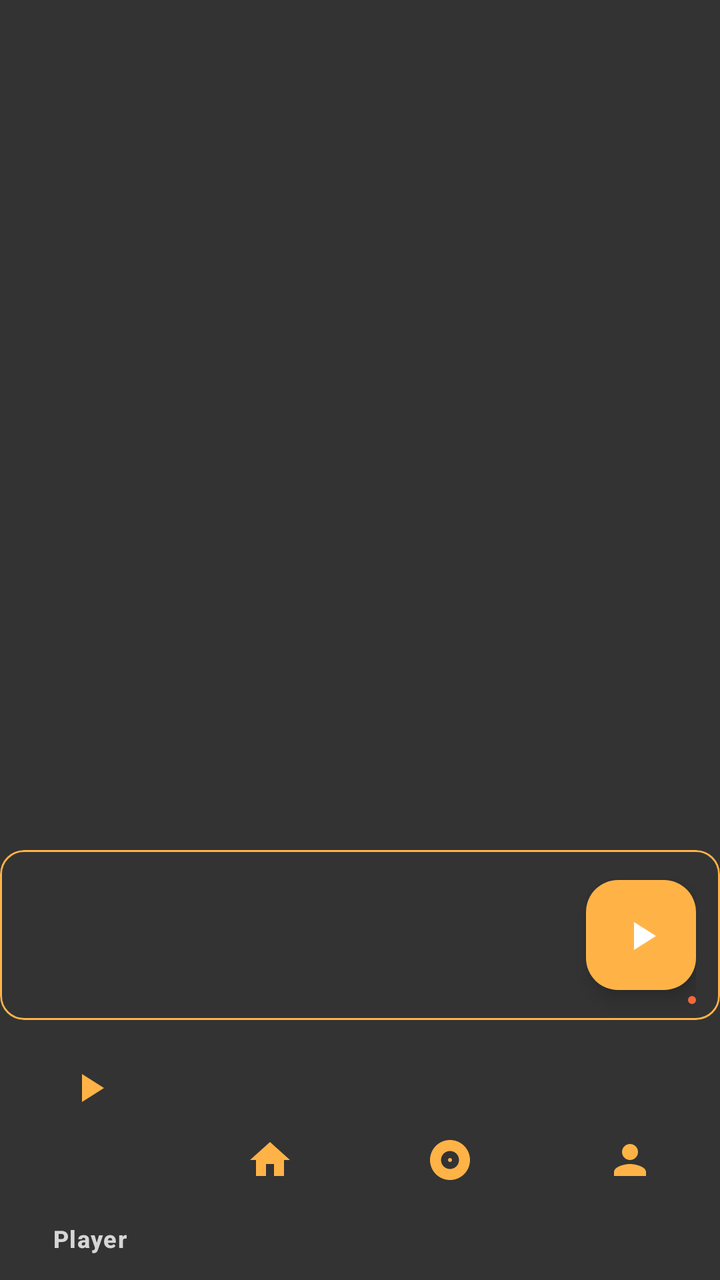
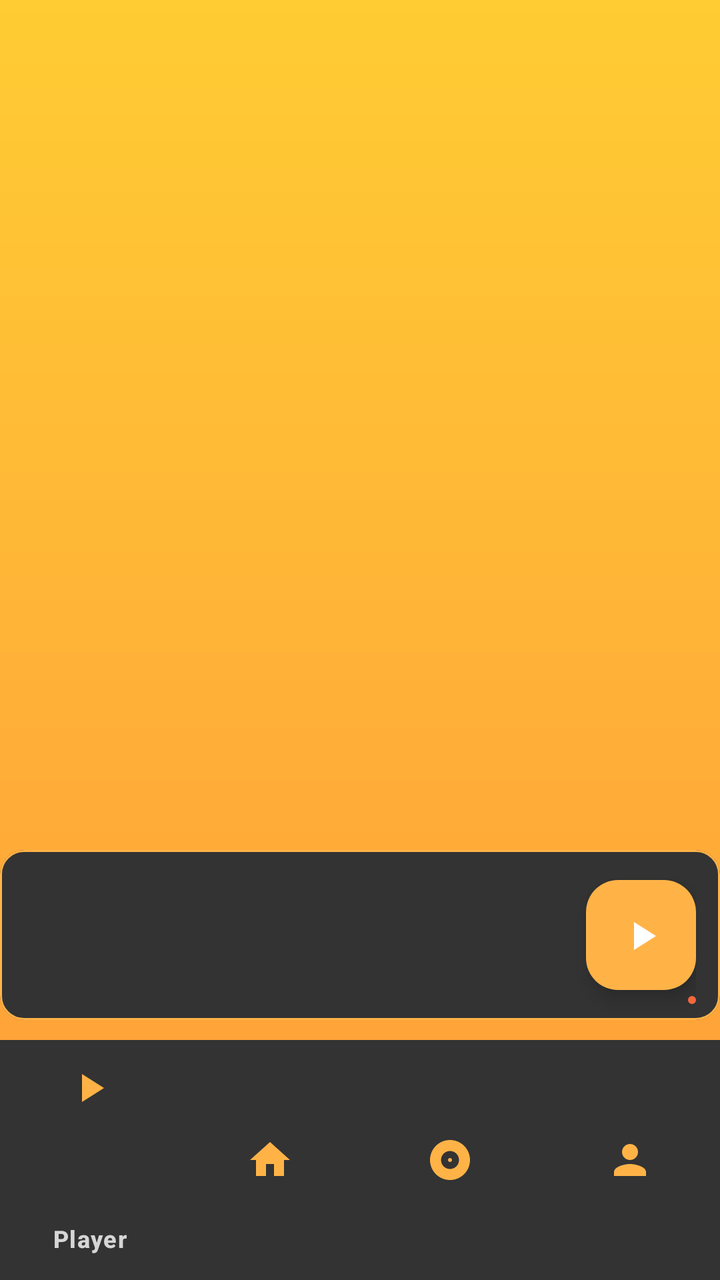

Compare the two renders of this Android layout. The source of the first and the diff that turns it into the second are given below.
<!-- AndroidManifest.xml: application theme Theme.Sporify -->
<!-- res/layout/activity_home.xml -->
<?xml version="1.0" encoding="utf-8"?>
<androidx.coordinatorlayout.widget.CoordinatorLayout
    xmlns:android="http://schemas.android.com/apk/res/android"
    xmlns:app="http://schemas.android.com/apk/res-auto"
    xmlns:tools="http://schemas.android.com/tools"
    android:id="@+id/main"
    android:layout_width="match_parent"
    android:layout_height="match_parent"
    android:background="@color/colorSurface"
    tools:context=".Home">

    
    <androidx.fragment.app.FragmentContainerView
        android:id="@+id/fragment_container"
        android:layout_width="match_parent"
        android:layout_height="match_parent"
        android:clipToPadding="false"
        app:layout_behavior="@string/appbar_scrolling_view_behavior"
        android:paddingBottom="160dp" />

    
    <include
        android:id="@+id/miniPlayer"
        layout="@layout/component_mini_player"
        android:layout_width="match_parent"
        android:layout_height="85dp"
        android:layout_gravity="bottom"
        android:layout_marginBottom="130dp"/> 

    
    <com.google.android.material.bottomnavigation.BottomNavigationView
        android:id="@+id/bottomNavigationView"
        android:layout_width="match_parent"
        android:layout_height="120dp"
        android:layout_gravity="bottom"
        android:background="@color/colorSurface"
        app:itemIconTint="@color/colorPrimaryVariant"
        app:itemTextColor="@color/colorOnSurface"
        app:menu="@menu/menu_bottom"
        app:itemActiveIndicatorStyle="@style/Widget.Material3.BottomNavigationView.ActiveIndicator"/>

</androidx.coordinatorlayout.widget.CoordinatorLayout>
<!-- res/layout/component_mini_player.xml (included above) -->
<?xml version="1.0" encoding="utf-8"?>
<com.google.android.material.card.MaterialCardView
    xmlns:android="http://schemas.android.com/apk/res/android"
    xmlns:app="http://schemas.android.com/apk/res-auto"
    android:id="@+id/miniPlayerRoot"
    android:layout_width="match_parent"
    android:layout_height="90dp"
    android:elevation="10dp"
    app:cardBackgroundColor="@color/colorSurface"
    app:cardCornerRadius="12dp"
    app:strokeColor="@color/colorPrimaryVariant"
    app:strokeWidth="1dp">

    <androidx.constraintlayout.widget.ConstraintLayout
        android:layout_width="match_parent"
        android:layout_height="match_parent"
        android:paddingHorizontal="12dp">

        
        <com.google.android.material.imageview.ShapeableImageView
            android:id="@+id/art"
            android:layout_width="48dp"
            android:layout_height="48dp"
            android:scaleType="centerCrop"
            android:contentDescription="@string/album_art_desc"
            app:shapeAppearanceOverlay="@style/Shape.Circular"
            app:layout_constraintStart_toStartOf="parent"
            app:layout_constraintTop_toTopOf="parent"
            app:layout_constraintBottom_toBottomOf="parent" />

        
        <TextView
            android:id="@+id/title"
            android:layout_width="0dp"
            android:layout_height="wrap_content"
            android:textAppearance="?attr/textAppearanceBodyLarge"
            android:textColor="@color/colorOnSurface"
            android:maxLines="1"
            android:ellipsize="end"
            app:layout_constraintStart_toEndOf="@id/art"
            app:layout_constraintTop_toTopOf="@id/art"
            app:layout_constraintEnd_toStartOf="@id/btnPlay" />

        
        <TextView
            android:id="@+id/subtitle"
            android:layout_width="0dp"
            android:layout_height="wrap_content"
            android:textAppearance="?attr/textAppearanceBodySmall"
            android:textColor="@color/colorOnSurface"
            android:maxLines="1"
            android:ellipsize="end"
            app:layout_constraintStart_toStartOf="@id/title"
            app:layout_constraintTop_toBottomOf="@id/title"
            app:layout_constraintEnd_toStartOf="@id/btnPlay" />

        
        <com.google.android.material.floatingactionbutton.FloatingActionButton
            android:id="@+id/btnPlay"
            android:layout_width="55dp"
            android:layout_height="55dp"
            android:contentDescription="@string/play"
            app:backgroundTint="@color/colorPrimaryVariant"
            app:srcCompat="@drawable/play_icon"
            app:tint="@color/colorOnPrimary"
            app:layout_constraintEnd_toEndOf="parent"
            app:layout_constraintTop_toTopOf="parent"
            app:layout_constraintBottom_toBottomOf="parent" />

        
        <com.google.android.material.progressindicator.LinearProgressIndicator
            android:id="@+id/progress"
            style="@style/Widget.Material3.LinearProgressIndicator"
            android:layout_width="0dp"
            android:layout_height="5dp"
            android:layout_marginVertical="8dp"
            app:indicatorColor="@color/colorAccent"
            app:trackColor="@color/colorSurface"
            app:layout_constraintStart_toStartOf="parent"
            app:layout_constraintEnd_toEndOf="parent"
            app:layout_constraintBottom_toBottomOf="parent" />

    </androidx.constraintlayout.widget.ConstraintLayout>
</com.google.android.material.card.MaterialCardView>
<!-- resources referenced by this layout -->
<resources>
  <color name="colorAccent">#FF6B3D</color>
  <color name="colorOnPrimary">#FFFFFF</color>
  <color name="colorOnSurface">#D6D6D6</color>
  <color name="colorPrimaryVariant">#FFB347</color>
  <color name="colorSurface">#333333</color>
  <!-- drawable play_icon (drawable) -->
  <vector xmlns:android="http://schemas.android.com/apk/res/android" android:height="24dp" android:tint="#000000" android:viewportHeight="24" android:viewportWidth="24" android:width="24dp">
        
      <path android:fillColor="@android:color/white" android:pathData="M8,5v14l11,-7z"/>
      
  </vector>
  <string name="album_art_desc">Descripcion album</string>
  <string name="play">Play</string>
  <style name="Shape.Circular" parent="ShapeAppearance.Material3.SmallComponent">
          <item name="cornerFamily">rounded</item>
          <item name="cornerSize">50%</item>
      </style>
  <style name="Theme.Sporify" parent="Base.Theme.Sporify" />
  <style name="Base.Theme.Sporify" parent="Theme.Material3.Dark.NoActionBar">
  
          
          
          <item name="android:windowFullscreen">true</item>
  
      </style>
</resources>

<!-- the commit's change to res/layout/activity_home.xml (unified diff, before → after) -->
@@ -6,8 +6,15 @@
     android:id="@+id/main"
     android:layout_width="match_parent"
     android:layout_height="match_parent"
-    android:background="@color/colorSurface"
     tools:context=".Home">
+
+    
+    <FrameLayout
+        android:id="@+id/playerBackground"
+        android:layout_width="match_parent"
+        android:layout_height="match_parent"
+        android:background="@drawable/bg_player_default"
+        android:elevation="0dp" />
 
     
     <androidx.fragment.app.FragmentContainerView
@@ -15,8 +22,9 @@
         android:layout_width="match_parent"
         android:layout_height="match_parent"
         android:clipToPadding="false"
+        android:paddingBottom="160dp"
         app:layout_behavior="@string/appbar_scrolling_view_behavior"
-        android:paddingBottom="160dp" />
+        android:elevation="2dp"/>
 
     
     <include
@@ -25,7 +33,8 @@
         android:layout_width="match_parent"
         android:layout_height="85dp"
         android:layout_gravity="bottom"
-        android:layout_marginBottom="130dp"/> 
+        android:layout_marginBottom="130dp"
+        android:elevation="6dp"/>
 
     
     <com.google.android.material.bottomnavigation.BottomNavigationView
@@ -34,6 +43,7 @@
         android:layout_height="120dp"
         android:layout_gravity="bottom"
         android:background="@color/colorSurface"
+        android:elevation="8dp"
         app:itemIconTint="@color/colorPrimaryVariant"
         app:itemTextColor="@color/colorOnSurface"
         app:menu="@menu/menu_bottom"
<!-- resource entries referenced after the edit -->
@@ -5,6 +5,14 @@
   <color name="colorOnSurface">#D6D6D6</color>
   <color name="colorPrimaryVariant">#FFB347</color>
   <color name="colorSurface">#333333</color>
+  <!-- drawable bg_player_default (drawable) -->
+  <?xml version="1.0" encoding="utf-8"?>
+  <shape xmlns:android="http://schemas.android.com/apk/res/android">
+      <gradient
+          android:startColor="#FF9A3B"
+          android:endColor="#FFCC33"
+          android:angle="90"/>
+  </shape>
   <!-- drawable play_icon (drawable) -->
   <vector xmlns:android="http://schemas.android.com/apk/res/android" android:height="24dp" android:tint="#000000" android:viewportHeight="24" android:viewportWidth="24" android:width="24dp">
         
